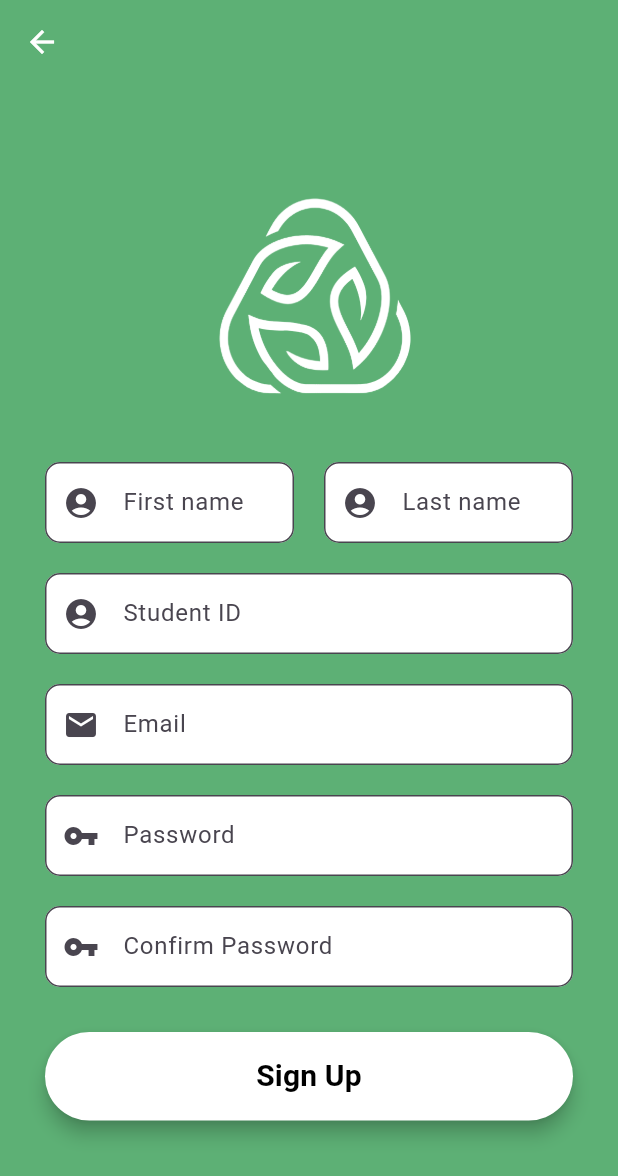
After one commit to ZaZra03/URecyCle, a Flutter app: the screen it shows after launch, after a tap on "Sign Up", on a phone screen of 412 x 824 dp. The commit adds this screen. Shown: the top 1176 px of the screen. Run offline on Flutter 3.47's test engine with Material 3 defaults, Android fonts, the phone set to English and light mode, and no system bars; our stand-ins replace firebase_core; accounts and stored records are empty.

Commit message:
Added Register Screen and User Model.

```diff
--- a/lib/main.dart
+++ b/lib/main.dart
@@ -12,6 +12,7 @@ class MyApp extends StatelessWidget {
   // This widget is the root of your application.
   @override
   Widget build(BuildContext context) {
+    precacheImage(const AssetImage('lib/assets/icon/logo.png'), context);
     return MaterialApp(
       debugShowCheckedModeBanner: false,
       theme: ThemeData(
--- a/lib/view/login_screen.dart
+++ b/lib/view/login_screen.dart
@@ -1,5 +1,6 @@
 import 'package:flutter/material.dart';
 import 'user_home.dart';
+import 'register_screen.dart';
 
 class LoginScreen extends StatefulWidget {
   const LoginScreen({super.key});
@@ -13,7 +14,7 @@ class _LoginScreenState extends State<LoginScreen> {
   final _formKey = GlobalKey<FormState>();
 
   // editing controller
-  final TextEditingController emailController = TextEditingController();
+  final TextEditingController studentIDController = TextEditingController();
   final TextEditingController passwordController = TextEditingController();
 
   // firebase
@@ -26,28 +27,28 @@ class _LoginScreenState extends State<LoginScreen> {
     // email field
     final emailField = TextFormField(
       autofocus: false,
-      controller: emailController,
-      keyboardType: TextInputType.emailAddress,
+      controller: studentIDController,
+      keyboardType: TextInputType.number,
       validator: (value) {
         if (value!.isEmpty) {
-          return "Please Enter Your Email";
+          return "Please Enter Your Student ID Number";
         }
         // reg expression for email validation
-        if (!RegExp("^[a-zA-Z0-9+_.-]+@[a-zA-Z0-9.-]+.[a-z]").hasMatch(value)) {
-          return "Please Enter a valid email";
-        }
+        // if (!RegExp("^[a-zA-Z0-9+_.-]+@[a-zA-Z0-9.-]+.[a-z]").hasMatch(value)) {
+        //   return "Please Enter a valid email";
+        // }
         return null;
       },
       onSaved: (value) {
-        emailController.text = value!;
+        studentIDController.text = value!;
       },
       textInputAction: TextInputAction.next,
       decoration: InputDecoration(
         fillColor: Colors.white, // Background color of the text field
         filled: true, // Needed to apply the fillColor
-        prefixIcon: const Icon(Icons.mail),
+        prefixIcon: const Icon(Icons.person),
         contentPadding: const EdgeInsets.fromLTRB(20, 15, 20, 15),
-        hintText: "Email",
+        hintText: "Student ID",
         border: OutlineInputBorder(
           borderRadius: BorderRadius.circular(10),
         ),
@@ -110,8 +111,6 @@ class _LoginScreenState extends State<LoginScreen> {
       ),
     );
 
-    precacheImage(const AssetImage('lib/assets/icon/logo.png'), context);
-
     return Scaffold(
       backgroundColor: const Color(0xFF5DB075),
       body: Center(
@@ -140,17 +139,30 @@ class _LoginScreenState extends State<LoginScreen> {
                     const SizedBox(height: 35),
                     loginButton,
                     const SizedBox(height: 15),
-                    const Row(
+                    Row(
                         mainAxisAlignment: MainAxisAlignment.center,
                         children: <Widget>[
-                        Text(
+                          const Text(
                             "Don't have an account? ",
                             style: TextStyle(color: Colors.white),
                           ),
-
-                        // Add further widgets here if needed
-                      ],
+                          GestureDetector(
+                            onTap: () {
+                              Navigator.push(
+                                  context,
+                                  MaterialPageRoute(
+                                      builder: (context) =>
+                                          const RegistrationScreen()));
+                            },
+                            child: const Text(
+                              "Sign Up",
+                              style: TextStyle(
+                                  color: Colors.white,
+                                  fontWeight: FontWeight.bold,
+                                  fontSize: 15),
                             ),
+                          )
+                        ])
                   ],
                 ),
               ),
--- /dev/null
+++ b/lib/view/register_screen.dart
@@ -0,0 +1,279 @@
+import 'package:flutter/material.dart';
+
+class RegistrationScreen extends StatefulWidget {
+  const RegistrationScreen({super.key});
+
+  @override
+  State createState() => _RegistrationScreenState();
+}
+
+class _RegistrationScreenState extends State<RegistrationScreen> {
+  // string for displaying the error Message
+  String? errorMessage;
+
+  // our form key
+  final _formKey = GlobalKey<FormState>();
+  // editing Controllers
+  final firstNameEditingController = TextEditingController();
+  final secondNameEditingController = TextEditingController();
+  final studentIDEditingController = TextEditingController();
+  final emailEditingController = TextEditingController();
+  final passwordEditingController = TextEditingController();
+  final confirmPasswordEditingController = TextEditingController();
+
+  @override
+  Widget build(BuildContext context) {
+    //first name field
+    final firstNameField = TextFormField(
+      autofocus: false,
+      controller: firstNameEditingController,
+      keyboardType: TextInputType.name,
+      validator: (value) {
+        RegExp regex = RegExp(r'^.{3,}$');
+        if (value!.isEmpty) {
+          return ("First Name cannot be Empty");
+        }
+        if (!regex.hasMatch(value)) {
+          return ("Enter Valid name (Min. 3 Characters)");
+        }
+        return null;
+      },
+      onSaved: (value) {
+        firstNameEditingController.text = value!;
+      },
+      textInputAction: TextInputAction.next,
+      decoration: InputDecoration(
+        fillColor: Colors.white, // Background color of the text field
+        filled: true, // Needed to apply the fillColor
+        prefixIcon: const Icon(Icons.account_circle),
+        contentPadding: const EdgeInsets.fromLTRB(20, 15, 20, 15),
+        hintText: "First name",
+        border: OutlineInputBorder(
+          borderRadius: BorderRadius.circular(10),
+        ),
+      ),
+    );
+
+    //second name field
+    final secondNameField = TextFormField(
+      autofocus: false,
+      controller: secondNameEditingController,
+      keyboardType: TextInputType.name,
+      validator: (value) {
+        if (value!.isEmpty) {
+          return ("Last Name cannot be Empty");
+        }
+        return null;
+      },
+      onSaved: (value) {
+        secondNameEditingController.text = value!;
+      },
+      textInputAction: TextInputAction.next,
+      decoration: InputDecoration(
+        fillColor: Colors.white, // Background color of the text field
+        filled: true, // Needed to apply the fillColor
+        prefixIcon: const Icon(Icons.account_circle),
+        contentPadding: const EdgeInsets.fromLTRB(20, 15, 20, 15),
+        hintText: "Last name",
+        border: OutlineInputBorder(
+          borderRadius: BorderRadius.circular(10),
+        ),
+      ),
+    );
+
+    //student id field
+    final studentIDField = TextFormField(
+      autofocus: false,
+      controller: studentIDEditingController,
+      keyboardType: TextInputType.number,
+      validator: (value) {
+        if (value!.isEmpty) {
+          return ("Student ID cannot be Empty");
+        }
+        return null;
+      },
+      onSaved: (value) {
+        studentIDEditingController.text = value!;
+      },
+      textInputAction: TextInputAction.next,
+      decoration: InputDecoration(
+        fillColor: Colors.white, // Background color of the text field
+        filled: true, // Needed to apply the fillColor
+        prefixIcon: const Icon(Icons.account_circle),
+        contentPadding: const EdgeInsets.fromLTRB(20, 15, 20, 15),
+        hintText: "Student ID",
+        border: OutlineInputBorder(
+          borderRadius: BorderRadius.circular(10),
+        ),
+      ),
+    );
+
+    //email field
+    final emailField = TextFormField(
+      autofocus: false,
+      controller: emailEditingController,
+      keyboardType: TextInputType.emailAddress,
+      validator: (value) {
+        if (value!.isEmpty) {
+          return ("Please Enter Your Email");
+        }
+        // reg expression for email validation
+        if (!RegExp("^[a-zA-Z0-9+_.-]+@[a-zA-Z0-9.-]+.[a-z]").hasMatch(value)) {
+          return ("Please Enter a valid email");
+        }
+        return null;
+      },
+      onSaved: (value) {
+        emailEditingController.text = value!;
+      },
+      textInputAction: TextInputAction.next,
+      decoration: InputDecoration(
+        fillColor: Colors.white, // Background color of the text field
+        filled: true, // Needed to apply the fillColor
+        prefixIcon: const Icon(Icons.mail),
+        contentPadding: const EdgeInsets.fromLTRB(20, 15, 20, 15),
+        hintText: "Email",
+        border: OutlineInputBorder(
+          borderRadius: BorderRadius.circular(10),
+        ),
+      ),
+    );
+
+    //password field
+    final passwordField = TextFormField(
+      autofocus: false,
+      controller: passwordEditingController,
+      obscureText: true,
+      validator: (value) {
+        RegExp regex = RegExp(r'^.{6,}$');
+        if (value!.isEmpty) {
+          return ("Password is required for login");
+        }
+        if (!regex.hasMatch(value)) {
+          return ("Enter Valid Password (Min. 6 Characters)");
+        }
+        return null;
+      },
+      onSaved: (value) {
+        passwordEditingController.text = value!;
+      },
+      textInputAction: TextInputAction.next,
+      decoration: InputDecoration(
+        fillColor: Colors.white, // Background color of the text field
+        filled: true, // Needed to apply the fillColor
+        prefixIcon: const Icon(Icons.vpn_key),
+        contentPadding: const EdgeInsets.fromLTRB(20, 15, 20, 15),
+        hintText: "Password",
+        border: OutlineInputBorder(
+          borderRadius: BorderRadius.circular(10),
+        ),
+      ),
+    );
+
+    //confirm password field
+    final confirmPasswordField = TextFormField(
+      autofocus: false,
+      controller: confirmPasswordEditingController,
+      obscureText: true,
+      validator: (value) {
+        if (confirmPasswordEditingController.text !=
+            passwordEditingController.text) {
+          return "Passwords don't match";
+        }
+        return null;
+      },
+      onSaved: (value) {
+        confirmPasswordEditingController.text = value!;
+      },
+      textInputAction: TextInputAction.done,
+      decoration: InputDecoration(
+        fillColor: Colors.white, // Background color of the text field
+        filled: true, // Needed to apply the fillColor
+        prefixIcon: const Icon(Icons.vpn_key),
+        contentPadding: const EdgeInsets.fromLTRB(20, 15, 20, 15),
+        hintText: "Confirm Password",
+        border: OutlineInputBorder(
+          borderRadius: BorderRadius.circular(10),
+        ),
+      ),
+    );
+
+    //signup button
+    final signUpButton = Material(
+      elevation: 5,
+      borderRadius: BorderRadius.circular(30),
+      color: Colors.white,
+      child: MaterialButton(
+        padding: const EdgeInsets.fromLTRB(20, 15, 20, 15),
+        minWidth: MediaQuery.of(context).size.width,
+        onPressed: () {
+          if (_formKey.currentState!.validate()) {
+            // Handle successful validation and form submission
+          }
+        },
+        child: const Text(
+          "Sign Up",
+          textAlign: TextAlign.center,
+          style: TextStyle(
+              fontSize: 20, color: Colors.black, fontWeight: FontWeight.bold),
+        ),
+      ),
+    );
+
+    return Scaffold(
+      backgroundColor: const Color(0xFF5DB075),
+      appBar: AppBar(
+        backgroundColor: Colors.transparent,
+        elevation: 0,
+        leading: IconButton(
+          icon: const Icon(Icons.arrow_back, color: Colors.white),
+          onPressed: () {
+            // passing this to our root
+            Navigator.of(context).pop();
+          },
+        ),
+      ),
+      body: Center(
+        child: SingleChildScrollView(
+          child: Container(
+            color: const Color(0xFF5DB075),
+            padding: const EdgeInsets.all(30.0),
+            child: Column(
+              mainAxisAlignment: MainAxisAlignment.center,
+              crossAxisAlignment: CrossAxisAlignment.center,
+              children: <Widget>[
+                SizedBox(
+                  height: 170,
+                  child: Image.asset(
+                    "lib/assets/icon/logo.png",
+                    fit: BoxFit.contain,
+                  ),
+                ),
+                const SizedBox(height: 20),
+                Row(
+                  mainAxisAlignment: MainAxisAlignment.spaceBetween,
+                  children: <Widget>[
+                    Expanded(child: firstNameField),
+                    const SizedBox(width: 20), // Adjust spacing between fields
+                    Expanded(child: secondNameField),
+                  ],
+                ),
+                const SizedBox(height: 20),
+                studentIDField,
+                const SizedBox(height: 20),
+                emailField,
+                const SizedBox(height: 20),
+                passwordField,
+                const SizedBox(height: 20),
+                confirmPasswordField,
+                const SizedBox(height: 30),
+                signUpButton,
+                const SizedBox(height: 15),
+              ],
+            ),
+          ),
+        ),
+      ),
+    );
+  }
+}
```
Also changed, not shown: lib/model/user_model.dart (added). Lines whose indentation alone changed are shown as unchanged.
